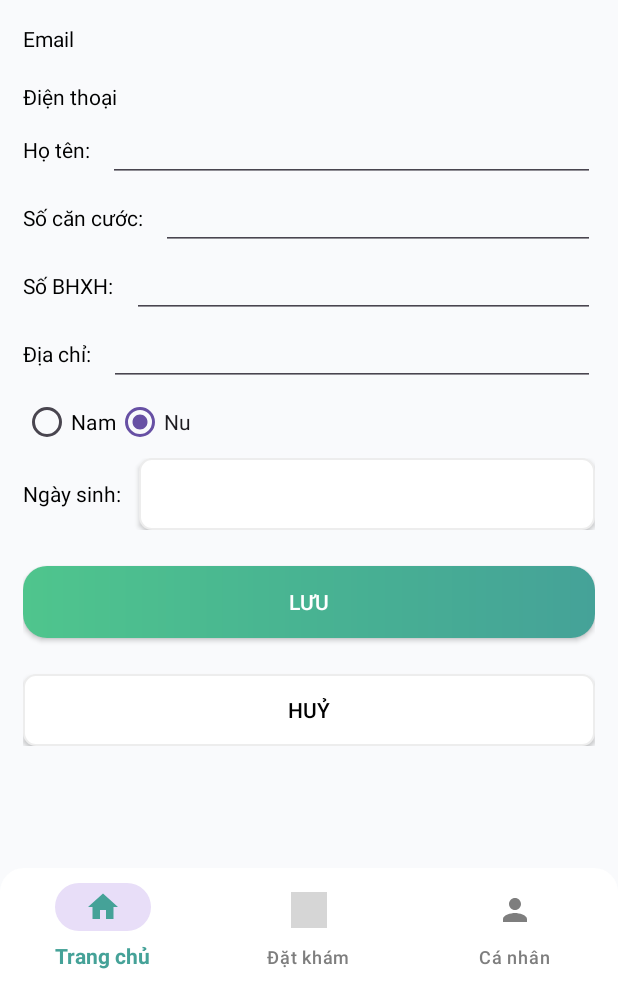
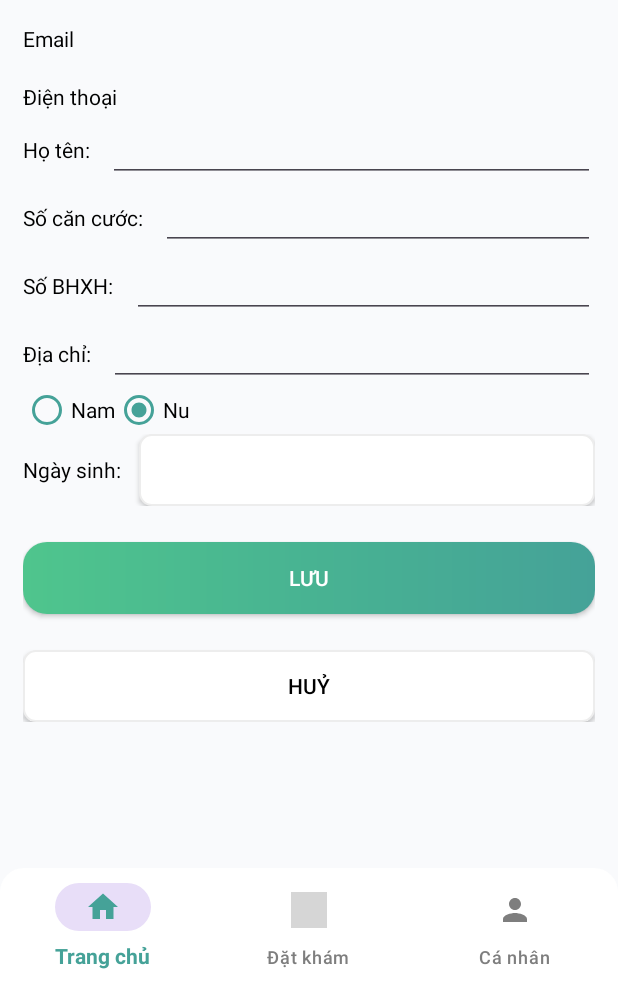
Before and after one commit to hainl2000/VCARE-APP, an Android app: the fragment EditPersonalFragment placed in its activity, on a phone screen of 412 x 824 dp, the part 248-1236 px from its top. Run offline under Robolectric (Android 15) with nearby library versions, the phone set to English and light mode, and no system bars; our stand-ins replace CircleImageView, RxJava, data binding; libraries missing offline, so code that uses them is left out: hu.akarnokd.rxjava3; network calls fail; pictures from the network do not load; 2 statements that could not run were skipped; grey boxes are pictures that could not be loaded.

Commit message:
add dark color, fix radio btn

```diff
--- a/app/src/main/java/com/example/vcare_app/present/personal/editpersonal/EditPersonalFragment.kt
+++ b/app/src/main/java/com/example/vcare_app/present/personal/editpersonal/EditPersonalFragment.kt
@@ -98,10 +98,6 @@ class EditPersonalFragment : Fragment() {
 
         binding.editDob.setOnClickListener {
             showDatePickerDialog()
-        }
-
-        binding.cancelBtn.setOnClickListener {
-            parentFragmentManager.popBackStack()
         }
 
         viewModel.status.observe(viewLifecycleOwner) {
--- a/app/src/main/res/color/checkbox_bg.xml
+++ b/app/src/main/res/color/checkbox_bg.xml
@@ -1,5 +1,5 @@
 <?xml version="1.0" encoding="utf-8"?>
 <selector xmlns:android="http://schemas.android.com/apk/res/android">
-    <item android:color="@color/error" android:state_checked="true" />
-    <item android:color="@color/black" />
+    <item android:color="@color/error" android:state_selected="true" />
+    <item android:color="@color/black" android:state_selected="false" />
 </selector>
--- a/app/src/main/res/layout/fragment_edit_personal.xml
+++ b/app/src/main/res/layout/fragment_edit_personal.xml
@@ -176,18 +176,25 @@ android:textColor="@color/black"
                     android:orientation="horizontal">
 
                     <RadioButton
+                        android:buttonTint="@color/strong_green"
                         android:id="@+id/radio_nam"
                         android:textColor="@color/black"
                         android:layout_width="wrap_content"
                         android:layout_height="wrap_content"
                         android:checked="@{profile.gender}"
+                        android:theme="@style/radioButton"
+                        app:useMaterialThemeColors="false"
                         android:text="@string/nam" />
 
                     <RadioButton
+                        android:buttonTint="@color/strong_green"
                         android:id="@+id/radio_nu"
+                        android:textColor="@color/black"
                         android:layout_width="wrap_content"
                         android:layout_height="wrap_content"
                         android:checked="@{!profile.gender}"
+                        android:theme="@style/radioButton"
+                        app:useMaterialThemeColors="false"
                         android:text="@string/nu" />
                 </RadioGroup>
 
@@ -196,11 +203,13 @@ android:textColor="@color/black"
                     android:layout_height="wrap_content">
 
                     <TextView
+                        android:textColor="@color/black"
                         android:layout_width="wrap_content"
                         android:layout_height="wrap_content"
                         android:text="@string/day_of_birth" />
 
                     <androidx.appcompat.widget.AppCompatButton
+                        android:textColor="@color/black"
                         android:layout_marginLeft="12dp"
                         android:id="@+id/edit_dob"
                         android:layout_width="match_parent"
--- a/app/src/main/res/layout/fragment_sign_in.xml
+++ b/app/src/main/res/layout/fragment_sign_in.xml
@@ -34,6 +34,8 @@
             app:boxStrokeColor="@color/grey"
             app:hintTextColor="@color/grey"
             app:cursorColor="@color/grey"
+            app:passwordToggleEnabled="true"
+            app:passwordToggleTint="@color/black"
             android:layout_width="match_parent"
             android:layout_height="wrap_content">
 
--- a/app/src/main/res/values-night/themes.xml
+++ b/app/src/main/res/values-night/themes.xml
@@ -4,4 +4,11 @@
         <!-- Customize your dark theme here. -->
         <!-- <item name="colorPrimary">@color/my_dark_primary</item> -->
     </style>
+    <style name="RadioButtonStyle" parent="Theme.Material3.DayNight">
+        <item name="colorAccent">@color/strong_green</item>
+    </style>
+    <style name="radioButton" parent="Theme.AppCompat">
+        <item name="colorControlNormal">#0f0</item>
+        <item name="colorAccent">#f00</item>
+    </style>
 </resources>
--- a/app/src/main/res/values/themes.xml
+++ b/app/src/main/res/values/themes.xml
@@ -5,7 +5,13 @@
         <!-- <item name="colorPrimary">@color/my_light_primary</item> -->
         <item name="android:textColor">@color/black</item>
     </style>
-
+    <style name="RadioButtonStyle" parent="Theme.Material3.DayNight">
+        <item name="colorAccent">@color/strong_green</item>
+    </style>
+    <style name="radioButton" parent="Theme.AppCompat">
+        <item name="colorControlNormal">#0f0</item>
+        <item name="colorAccent">#f00</item>
+    </style>
 
     <style name="Theme.VCARE_APP" parent="Base.Theme.VCARE_APP" />
 </resources>
```
Also changed, not shown: app/src/main/res/layout/item_conclusion_image.xml (+0 -8 lines).
